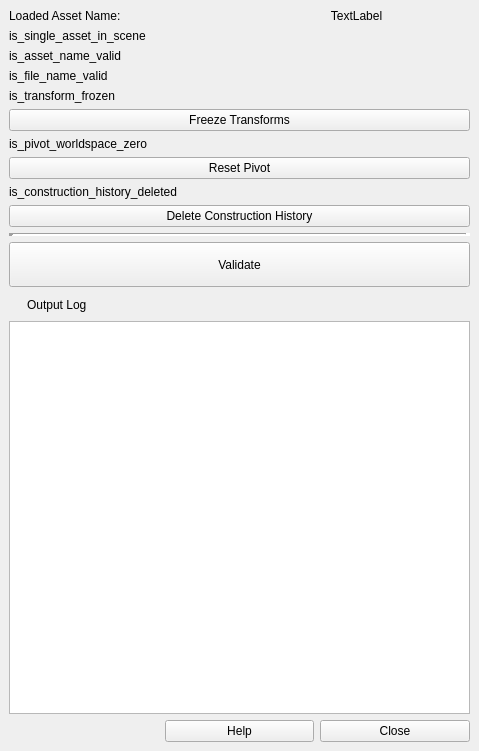
Qt form _asset_validator/mayapy_asset_validator.ui (BlakeXYZ/Maya-Tools) before a commit.
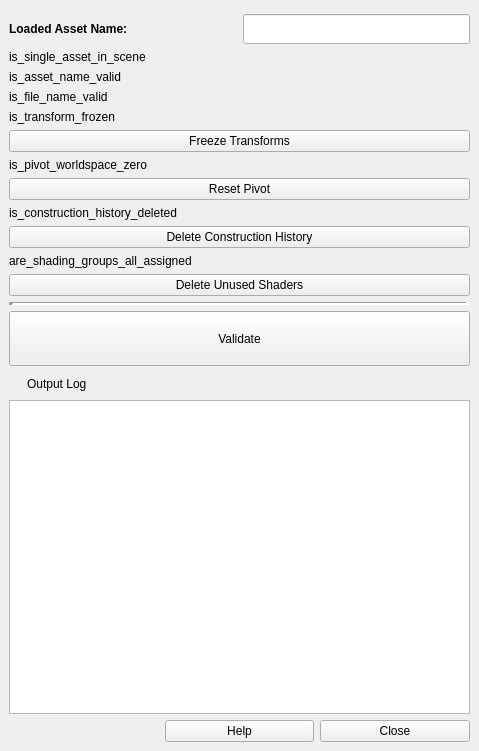
The same form after that commit.

Commit message: Build 'delete unused shaders' logic

Patch:
```diff
--- a/_asset_validator/mayapy_asset_validator.ui
+++ b/_asset_validator/mayapy_asset_validator.ui
@@ -15,12 +15,15 @@
   </property>
   <widget class="QWidget" name="centralwidget">
    <layout class="QGridLayout" name="gridLayout_2">
-    <item row="8" column="0" colspan="3">
+    <property name="topMargin">
+     <number>14</number>
+    </property>
+    <item row="9" column="0" colspan="3">
      <widget class="QPushButton" name="btn_validate">
       <property name="minimumSize">
        <size>
         <width>0</width>
-        <height>45</height>
+        <height>55</height>
        </size>
       </property>
       <property name="text">
@@ -28,7 +31,7 @@
       </property>
      </widget>
     </item>
-    <item row="10" column="0" colspan="3">
+    <item row="11" column="0" colspan="3">
      <widget class="QTextEdit" name="textEdit_output_log">
       <property name="minimumSize">
        <size>
@@ -69,6 +72,63 @@
       </item>
      </layout>
     </item>
+    <item row="10" column="0" colspan="3">
+     <widget class="QWidget" name="widget_toggle_output_log" native="true">
+      <layout class="QGridLayout" name="gridLayout">
+       <property name="leftMargin">
+        <number>0</number>
+       </property>
+       <property name="topMargin">
+        <number>4</number>
+       </property>
+       <property name="bottomMargin">
+        <number>2</number>
+       </property>
+       <item row="0" column="0">
+        <widget class="QLabel" name="label_toggle_output_log">
+         <property name="sizePolicy">
+          <sizepolicy hsizetype="Maximum" vsizetype="Maximum">
+           <horstretch>0</horstretch>
+           <verstretch>0</verstretch>
+          </sizepolicy>
+         </property>
+         <property name="minimumSize">
+          <size>
+           <width>12</width>
+           <height>16</height>
+          </size>
+         </property>
+         <property name="maximumSize">
+          <size>
+           <width>12</width>
+           <height>16</height>
+          </size>
+         </property>
+         <property name="text">
+          <string/>
+         </property>
+        </widget>
+       </item>
+       <item row="0" column="1">
+        <widget class="QLabel" name="label_toggle_output_log_text">
+         <property name="text">
+          <string>Output Log</string>
+         </property>
+        </widget>
+       </item>
+      </layout>
+     </widget>
+    </item>
+    <item row="8" column="0" colspan="3">
+     <widget class="Line" name="line">
+      <property name="lineWidth">
+       <number>5</number>
+      </property>
+      <property name="orientation">
+       <enum>Qt::Horizontal</enum>
+      </property>
+     </widget>
+    </item>
     <item row="4" column="0" colspan="3">
      <layout class="QVBoxLayout" name="vLayout_is_transform_frozen">
       <item>
@@ -101,7 +161,7 @@
       </item>
      </layout>
     </item>
-    <item row="11" column="2">
+    <item row="12" column="2">
      <widget class="QPushButton" name="btn_closeWindow">
       <property name="text">
        <string>Close</string>
@@ -214,91 +274,85 @@
       </item>
      </layout>
     </item>
+    <item row="12" column="1">
+     <widget class="QPushButton" name="btn_help">
+      <property name="text">
+       <string>Help</string>
+      </property>
+     </widget>
+    </item>
+    <item row="7" column="0" colspan="3">
+     <layout class="QVBoxLayout" name="vLayout_are_shading_groups_all_assigned">
+      <item>
+       <layout class="QHBoxLayout" name="hLayout_are_shading_groups_all_assigned">
+        <item>
+         <widget class="QLabel" name="label_9">
+          <property name="text">
+           <string>are_shading_groups_all_assigned</string>
+          </property>
+         </widget>
+        </item>
+        <item>
+         <widget class="QLabel" name="label_are_shading_groups_all_assigned">
+          <property name="text">
+           <string/>
+          </property>
+          <property name="alignment">
+           <set>Qt::AlignCenter</set>
+          </property>
+         </widget>
+        </item>
+       </layout>
+      </item>
+      <item>
+       <widget class="QPushButton" name="btn_delete_unused_shaders">
+        <property name="text">
+         <string>Delete Unused Shaders</string>
+        </property>
+       </widget>
+      </item>
+     </layout>
+    </item>
     <item row="0" column="0" colspan="3">
      <layout class="QHBoxLayout" name="hLayout_loaded_assed_name">
       <item>
        <widget class="QLabel" name="label">
+        <property name="font">
+         <font>
+          <weight>75</weight>
+          <bold>true</bold>
+          <underline>false</underline>
+         </font>
+        </property>
         <property name="text">
          <string>Loaded Asset Name:</string>
         </property>
        </widget>
       </item>
       <item>
-       <widget class="QLabel" name="label_loaded_asset_name">
-        <property name="text">
-         <string>TextLabel</string>
+       <widget class="QLineEdit" name="lineEdit_loaded_asset_name">
+        <property name="sizePolicy">
+         <sizepolicy hsizetype="Minimum" vsizetype="Fixed">
+          <horstretch>0</horstretch>
+          <verstretch>0</verstretch>
+         </sizepolicy>
+        </property>
+        <property name="minimumSize">
+         <size>
+          <width>0</width>
+          <height>30</height>
+         </size>
         </property>
         <property name="alignment">
          <set>Qt::AlignCenter</set>
         </property>
+        <property name="readOnly">
+         <bool>true</bool>
+        </property>
        </widget>
       </item>
      </layout>
     </item>
-    <item row="11" column="1">
-     <widget class="QPushButton" name="btn_help">
-      <property name="text">
-       <string>Help</string>
-      </property>
-     </widget>
-    </item>
-    <item row="9" column="0" colspan="3">
-     <widget class="QWidget" name="widget_toggle_output_log" native="true">
-      <layout class="QGridLayout" name="gridLayout">
-       <property name="leftMargin">
-        <number>0</number>
-       </property>
-       <property name="topMargin">
-        <number>4</number>
-       </property>
-       <property name="bottomMargin">
-        <number>2</number>
-       </property>
-       <item row="0" column="0">
-        <widget class="QLabel" name="label_toggle_output_log">
-         <property name="sizePolicy">
-          <sizepolicy hsizetype="Maximum" vsizetype="Maximum">
-           <horstretch>0</horstretch>
-           <verstretch>0</verstretch>
-          </sizepolicy>
-         </property>
-         <property name="minimumSize">
-          <size>
-           <width>12</width>
-           <height>16</height>
-          </size>
-         </property>
-         <property name="maximumSize">
-          <size>
-           <width>12</width>
-           <height>16</height>
-          </size>
-         </property>
-         <property name="text">
-          <string/>
-         </property>
-        </widget>
-       </item>
-       <item row="0" column="1">
-        <widget class="QLabel" name="label_toggle_output_log_text">
-         <property name="text">
-          <string>Output Log</string>
-         </property>
-        </widget>
-       </item>
-      </layout>
-     </widget>
-    </item>
-    <item row="7" column="0" colspan="3">
-     <widget class="Line" name="line">
-      <property name="lineWidth">
-       <number>5</number>
-      </property>
-      <property name="orientation">
-       <enum>Qt::Horizontal</enum>
-      </property>
-     </widget>
-    </item>
    </layout>
   </widget>
  </widget>
```
The commit also changes 8 other files.
